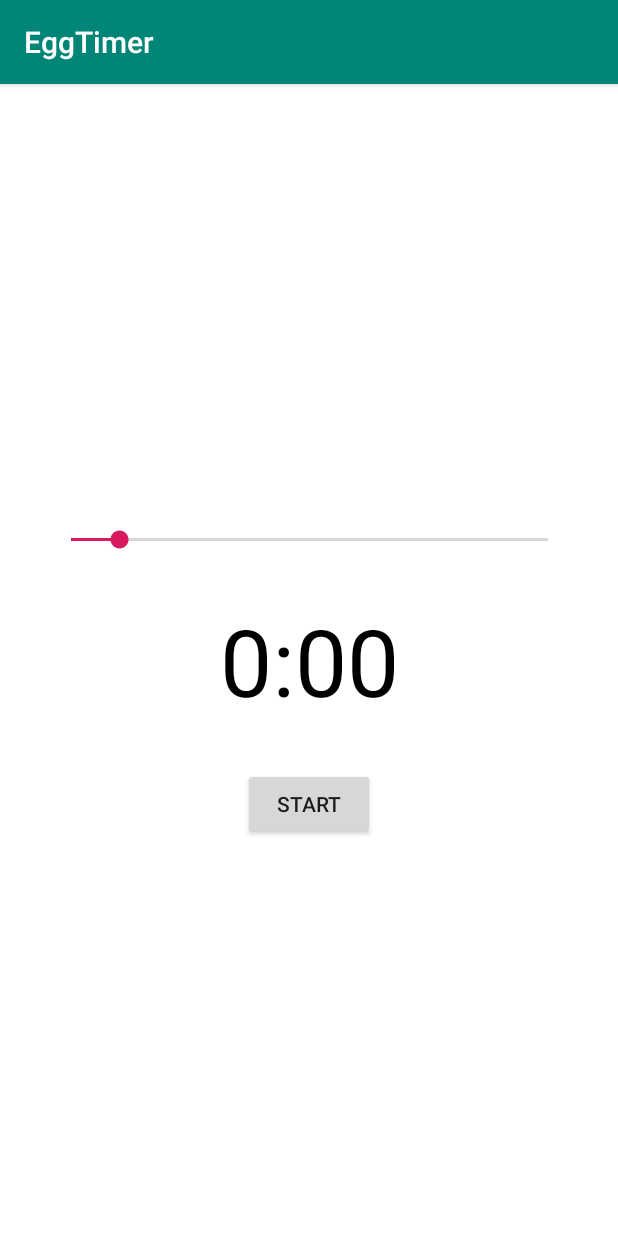
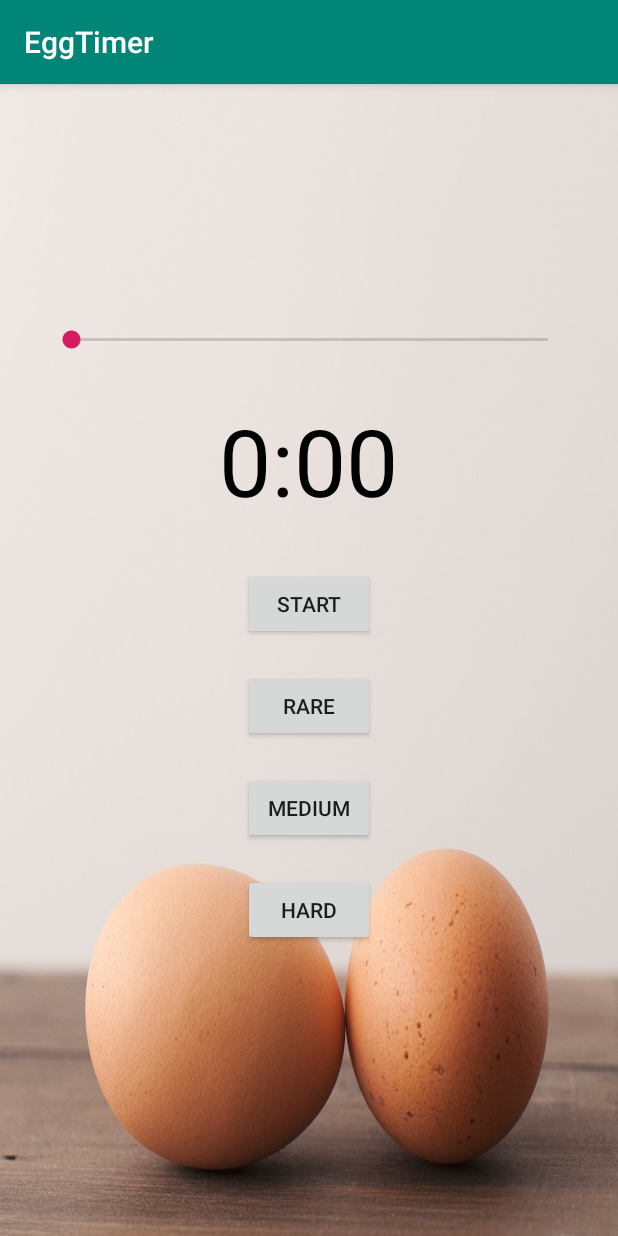
Before and after one commit to Sinc0/AndroidEggTimer, an Android app: the screen it shows after launch (MainActivity), after a tap on "START", on a phone screen of 412 x 824 dp. Run offline under Robolectric (Android 15) with nearby library versions, the phone set to English and light mode, and no system bars; 1 other tap on this screen came first.

Commit message:
Added more logic, buttons and background image

```diff
--- a/app/src/main/java/android/example/eggtimer/MainActivity.java
+++ b/app/src/main/java/android/example/eggtimer/MainActivity.java
@@ -1,34 +1,185 @@
 package android.example.eggtimer;
 
 import androidx.appcompat.app.AppCompatActivity;
-
 import android.graphics.Color;
+import android.media.MediaPlayer;
 import android.os.Bundle;
 import android.os.CountDownTimer;
 import android.util.Log;
 import android.view.View;
 import android.widget.Button;
-import android.widget.ImageView;
 import android.widget.SeekBar;
 import android.widget.TextView;
+import android.widget.ImageView;
 
 public class MainActivity extends AppCompatActivity {
 
     TextView textViewCounter;
+    SeekBar seekBarAlarmTime;
+    Button buttonStartAlarm;
+    Boolean counterIsActive = false;
+    CountDownTimer timer;
 
-    public void onClickStartAlarm(View view) {
-        CountDownTimer Timer = new CountDownTimer(10000, 1000)
+    public void resetTimer()
     {
+        textViewCounter.setText("0:00");
+        seekBarAlarmTime.setEnabled(true);
+        timer.cancel();
+        seekBarAlarmTime.setProgress(0);
+        buttonStartAlarm.setText("Start");
+        counterIsActive = false;
+
+    }
+
+    public void onClickStartAlarm(View view)
+    {
+        if (counterIsActive == true)
+        {
+
+            resetTimer();
+
+        }
+
+        else {
+            counterIsActive = true;
+            seekBarAlarmTime.setEnabled(false);
+            buttonStartAlarm.setText("Stop");
+
+            timer = new CountDownTimer(seekBarAlarmTime.getProgress() * 1000 + 100, 1000) {
                 @Override
                 public void onTick(long millisUntilFinished) {
+
+                    updateTimer((int) millisUntilFinished / 1000);
 
                 }
 
                 @Override
                 public void onFinish() {
 
+                    MediaPlayer mp = MediaPlayer.create(getApplicationContext(), R.raw.alarmsound);
+                    mp.start();
+                    resetTimer();
+                    Log.i("Tag:", "Alarm Finished");
+
                 }
-        }.start();
+            };
+
+            timer.start();
+        }
+    }
+
+    public void onClickStartAlarmRare(View view)
+    {
+        if (counterIsActive == true)
+        {
+
+            resetTimer();
+
+        }
+
+        else {
+            counterIsActive = true;
+            seekBarAlarmTime.setEnabled(false);
+            buttonStartAlarm.setText("Stop");
+            seekBarAlarmTime.setProgress(180);
+
+            timer = new CountDownTimer(seekBarAlarmTime.getProgress() * 1000 + 100, 1000) {
+                @Override
+                public void onTick(long millisUntilFinished) {
+
+                    updateTimer((int) millisUntilFinished / 1000);
+
+                }
+
+                @Override
+                public void onFinish() {
+
+                    MediaPlayer mp = MediaPlayer.create(getApplicationContext(), R.raw.alarmsound);
+                    mp.start();
+                    resetTimer();
+                    Log.i("Tag:", "Alarm Finished");
+
+                }
+            };
+
+            timer.start();
+        }
+    }
+
+    public void onClickStartAlarmMedium(View view)
+    {
+        if (counterIsActive == true)
+        {
+
+            resetTimer();
+
+        }
+
+        else {
+            counterIsActive = true;
+            seekBarAlarmTime.setEnabled(false);
+            buttonStartAlarm.setText("Stop");
+            seekBarAlarmTime.setProgress(300);
+
+            timer = new CountDownTimer(seekBarAlarmTime.getProgress() * 1000 + 100, 1000) {
+                @Override
+                public void onTick(long millisUntilFinished) {
+
+                    updateTimer((int) millisUntilFinished / 1000);
+
+                }
+
+                @Override
+                public void onFinish() {
+
+                    MediaPlayer mp = MediaPlayer.create(getApplicationContext(), R.raw.alarmsound);
+                    mp.start();
+                    resetTimer();
+                    Log.i("Tag:", "Alarm Finished");
+
+                }
+            };
+
+            timer.start();
+        }
+    }
+
+    public void onClickStartAlarmWellDone(View view)
+    {
+        if (counterIsActive == true)
+        {
+
+            resetTimer();
+
+        }
+
+        else {
+            counterIsActive = true;
+            seekBarAlarmTime.setEnabled(false);
+            buttonStartAlarm.setText("Stop");
+            seekBarAlarmTime.setProgress(480);
+
+            timer = new CountDownTimer(seekBarAlarmTime.getProgress() * 1000 + 100, 1000) {
+                @Override
+                public void onTick(long millisUntilFinished) {
+
+                    updateTimer((int) millisUntilFinished / 1000);
+
+                }
+
+                @Override
+                public void onFinish() {
+
+                    MediaPlayer mp = MediaPlayer.create(getApplicationContext(), R.raw.alarmsound);
+                    mp.start();
+                    resetTimer();
+                    Log.i("Tag:", "Alarm Finished");
+
+                }
+            };
+
+            timer.start();
+        }
     }
 
     public void updateTimer(int secondsLeft)
@@ -44,8 +195,10 @@ public class MainActivity extends AppCompatActivity {
             s = "0" + s;
         }
 
+
         textViewCounter.setText(m + ":" + s);
 
+        seekBarAlarmTime.setProgress(secondsLeft);
     }
 
     @Override
@@ -56,13 +209,13 @@ public class MainActivity extends AppCompatActivity {
         getWindow().getDecorView().setBackgroundColor(Color.WHITE);
 
         //Element variables
-        SeekBar seekBarAlarmTime = findViewById(R.id.seekBarAlarmTime);
-        TextView textViewCounter = findViewById(R.id.textViewCounter);
-        Button buttonStartAlarm = findViewById(R.id.buttonStartAlarm);
+        seekBarAlarmTime = findViewById(R.id.seekBarAlarmTime);
+        textViewCounter = findViewById(R.id.textViewCounter);
+        buttonStartAlarm = findViewById(R.id.buttonStartAlarm);
 
         //SeekBar settings
         seekBarAlarmTime.setMax(600);
-        seekBarAlarmTime.setProgress(60);
+        seekBarAlarmTime.setProgress(0);
 
         seekBarAlarmTime.setOnSeekBarChangeListener(new SeekBar.OnSeekBarChangeListener() {
             @Override
--- a/app/src/main/res/layout/activity_main.xml
+++ b/app/src/main/res/layout/activity_main.xml
@@ -4,8 +4,8 @@
     xmlns:tools="http://schemas.android.com/tools"
     android:layout_width="match_parent"
     android:layout_height="match_parent"
+    android:background="@drawable/browneggs2642201"
     tools:context=".MainActivity">
-    <!-- android:background="@drawable/eggforksfood17609" -->
 
     <SeekBar
         android:id="@+id/seekBarAlarmTime"
@@ -26,9 +26,10 @@
         android:textSize="62sp"
         app:layout_constraintBottom_toBottomOf="parent"
         app:layout_constraintEnd_toEndOf="parent"
-        app:layout_constraintHorizontal_bias="0.5"
+        app:layout_constraintHorizontal_bias="0.498"
         app:layout_constraintStart_toStartOf="parent"
-        app:layout_constraintTop_toTopOf="parent" />
+        app:layout_constraintTop_toTopOf="parent"
+        app:layout_constraintVertical_bias="0.306" />
 
     <Button
         android:id="@+id/buttonStartAlarm"
@@ -36,10 +37,46 @@
         android:layout_height="wrap_content"
         android:layout_marginTop="30dp"
         android:onClick="onClickStartAlarm"
-        android:text="Start"
+        android:text="Timer"
         app:layout_constraintEnd_toEndOf="parent"
         app:layout_constraintHorizontal_bias="0.5"
         app:layout_constraintStart_toStartOf="parent"
         app:layout_constraintTop_toBottomOf="@+id/textViewCounter" />
 
+    <Button
+        android:id="@+id/button"
+        android:layout_width="wrap_content"
+        android:layout_height="wrap_content"
+        android:layout_marginTop="20dp"
+        android:onClick="onClickStartAlarmRare"
+        android:text="Rare"
+        app:layout_constraintEnd_toEndOf="parent"
+        app:layout_constraintHorizontal_bias="0.5"
+        app:layout_constraintStart_toStartOf="parent"
+        app:layout_constraintTop_toBottomOf="@+id/buttonStartAlarm" />
+
+    <Button
+        android:id="@+id/button2"
+        android:layout_width="wrap_content"
+        android:layout_height="wrap_content"
+        android:layout_marginTop="20dp"
+        android:onClick="onClickStartAlarmMedium"
+        android:text="Medium"
+        app:layout_constraintEnd_toEndOf="parent"
+        app:layout_constraintHorizontal_bias="0.5"
+        app:layout_constraintStart_toStartOf="parent"
+        app:layout_constraintTop_toBottomOf="@+id/button" />
+
+    <Button
+        android:id="@+id/button3"
+        android:layout_width="wrap_content"
+        android:layout_height="wrap_content"
+        android:layout_marginTop="20dp"
+        android:onClick="onClickStartAlarmWellDone"
+        android:text="Hard"
+        app:layout_constraintEnd_toEndOf="parent"
+        app:layout_constraintHorizontal_bias="0.5"
+        app:layout_constraintStart_toStartOf="parent"
+        app:layout_constraintTop_toBottomOf="@+id/button2" />
+
 </androidx.constraintlayout.widget.ConstraintLayout>
```
Also changed, not shown: app/src/main/res/drawable/browneggs2642201.jpg (added), 1 other file. Lines whose indentation alone changed are shown as unchanged.
